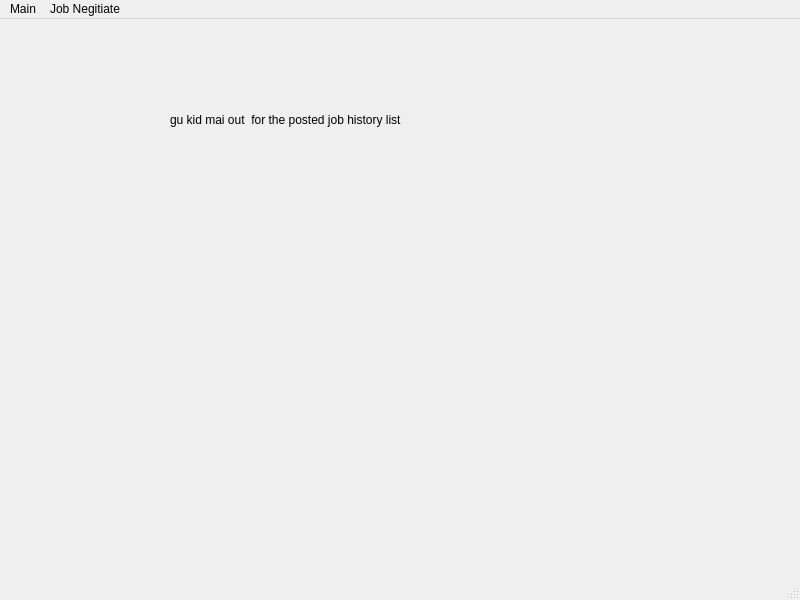
The window that ui_form/Company_main_screen.ui (Sirawap/PathFinder-Project) describes before a commit, drawn with Qt 5.
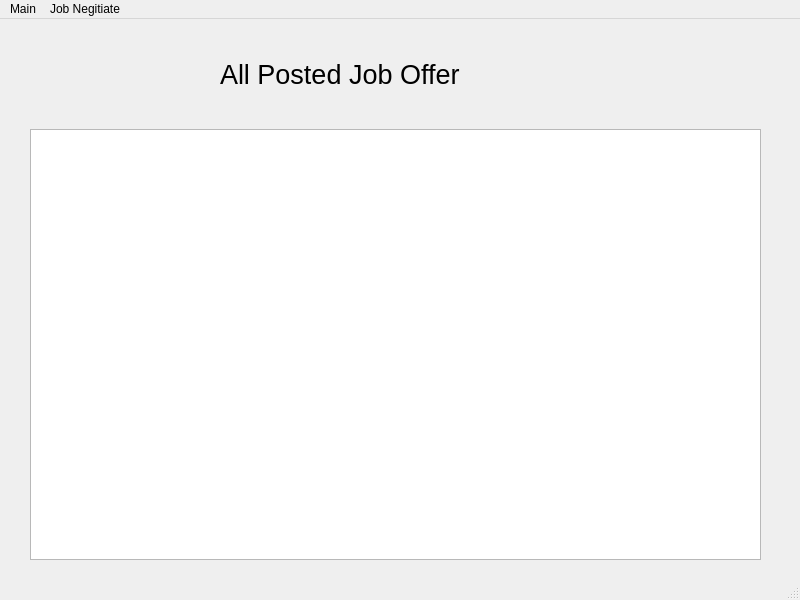
The same window after the commit.

Commit message: connect view reply job for company

The edit to the form file:
```diff
--- a/ui_form/Company_main_screen.ui
+++ b/ui_form/Company_main_screen.ui
@@ -14,17 +14,38 @@
    <string>MainWindow</string>
   </property>
   <widget class="QWidget" name="centralwidget">
+   <widget class="QTableView" name="tableView">
+    <property name="geometry">
+     <rect>
+      <x>30</x>
+      <y>110</y>
+      <width>731</width>
+      <height>431</height>
+     </rect>
+    </property>
+    <property name="iconSize">
+     <size>
+      <width>0</width>
+      <height>0</height>
+     </size>
+    </property>
+   </widget>
    <widget class="QLabel" name="label">
     <property name="geometry">
      <rect>
-      <x>170</x>
-      <y>80</y>
-      <width>331</width>
-      <height>41</height>
+      <x>220</x>
+      <y>20</y>
+      <width>251</width>
+      <height>71</height>
      </rect>
     </property>
+    <property name="font">
+     <font>
+      <pointsize>20</pointsize>
+     </font>
+    </property>
     <property name="text">
-     <string>gu kid mai out  for the posted job history list</string>
+     <string>All Posted Job Offer</string>
     </property>
    </widget>
   </widget>
```
The commit also changes 26 other files.
